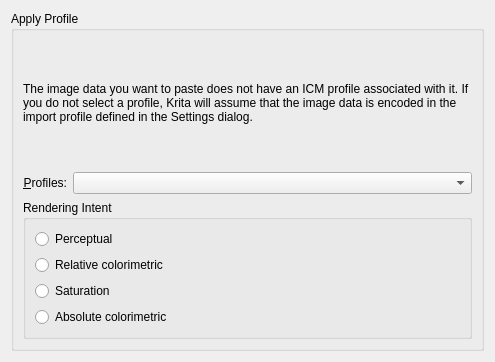
This is libs/ui/forms/wdgapplyprofile.ui in Sudo-DNF/Koma-Paint as Qt 5 draws it before an edit. The edited form follows.
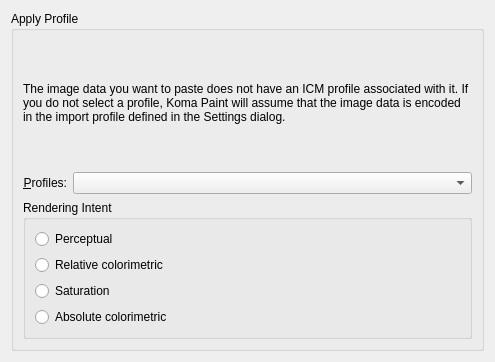
This is the edited form. Custom widgets are drawn as their Qt base class.

Commit message: feat(branding): rebrand application as Koma Paint

Patch:
```diff
--- a/libs/ui/forms/wdgapplyprofile.ui
+++ b/libs/ui/forms/wdgapplyprofile.ui
@@ -30,7 +30,7 @@
       <item>
        <widget class="QLabel" name="textLabel1">
         <property name="text">
-         <string>The image data you want to paste does not have an ICM profile associated with it. If you do not select a profile, Krita will assume that the image data is encoded in the import profile defined in the Settings dialog.</string>
+         <string>The image data you want to paste does not have an ICM profile associated with it. If you do not select a profile, Koma Paint will assume that the image data is encoded in the import profile defined in the Settings dialog.</string>
         </property>
         <property name="alignment">
          <set>Qt::AlignLeading|Qt::AlignLeft|Qt::AlignVCenter</set>
```
The commit also changes 113 other files.
